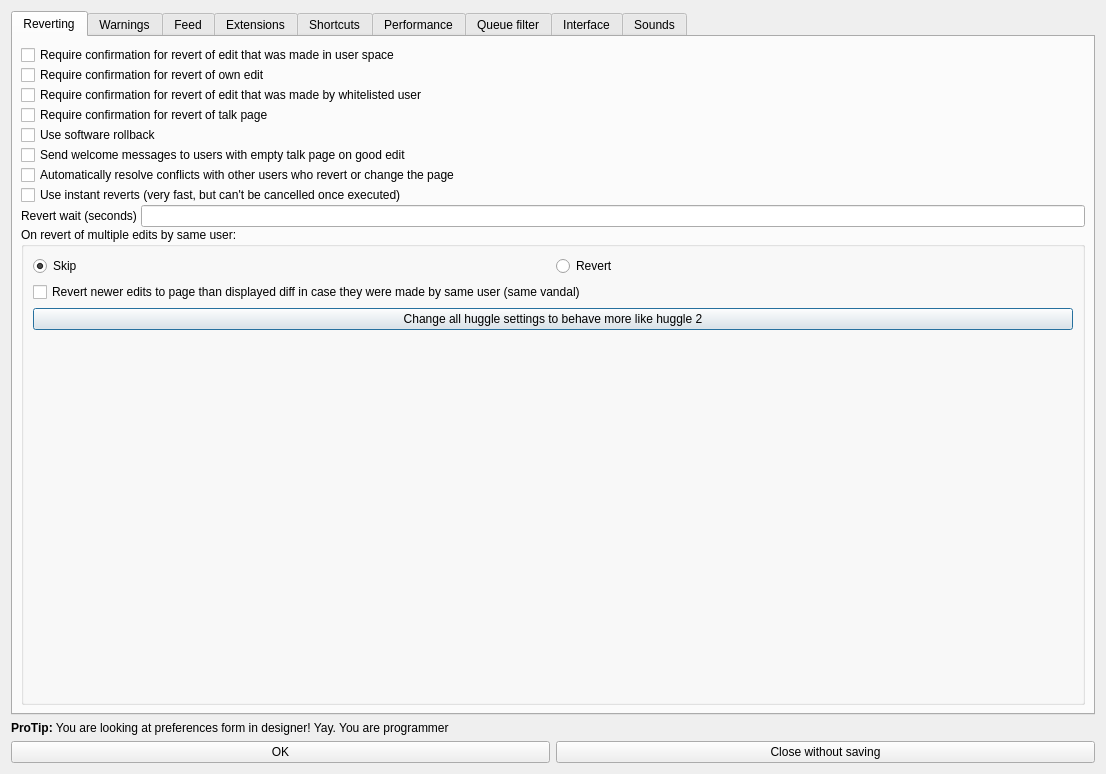
Before: the Qt Designer form huggle/preferences.ui in huggle/huggle3-qt-lx, drawn with Qt 5.
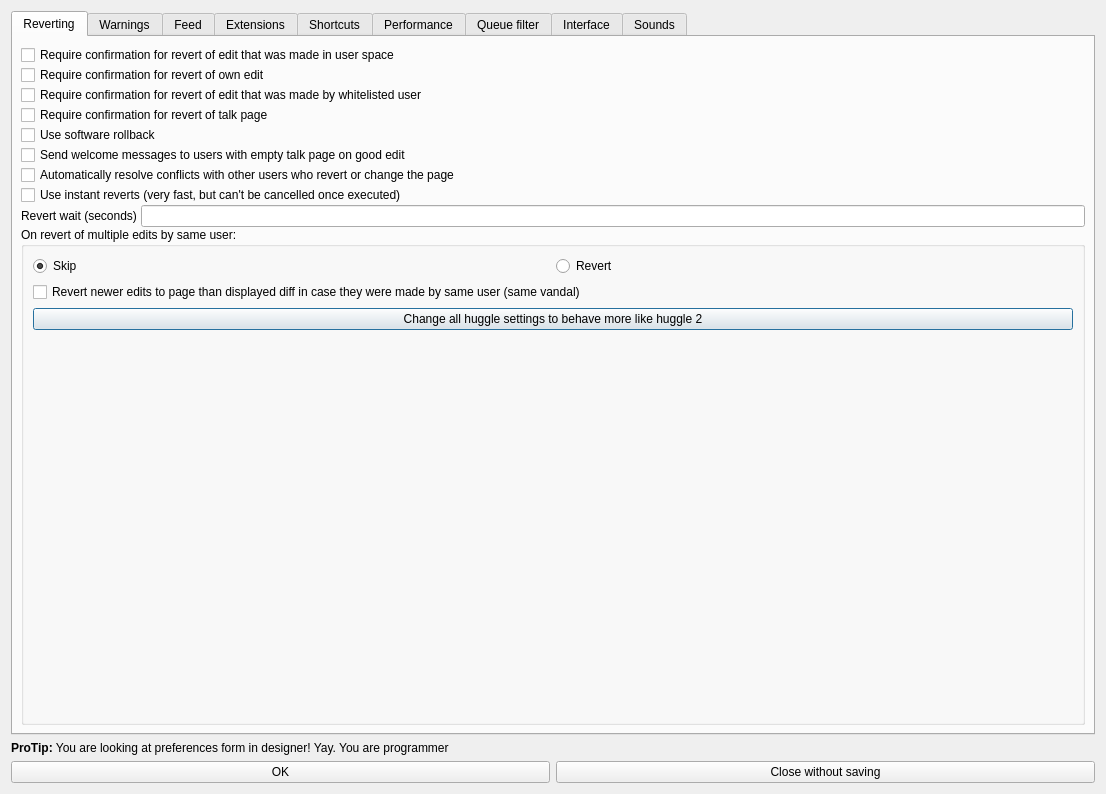
After: the same form once the commit is applied. Icons and pictures are not drawn.

Patch:
```diff
--- a/huggle/preferences.ui
+++ b/huggle/preferences.ui
@@ -7,7 +7,7 @@
     <x>0</x>
     <y>0</y>
     <width>1106</width>
-    <height>774</height>
+    <height>794</height>
    </rect>
   </property>
   <property name="sizePolicy">
```
